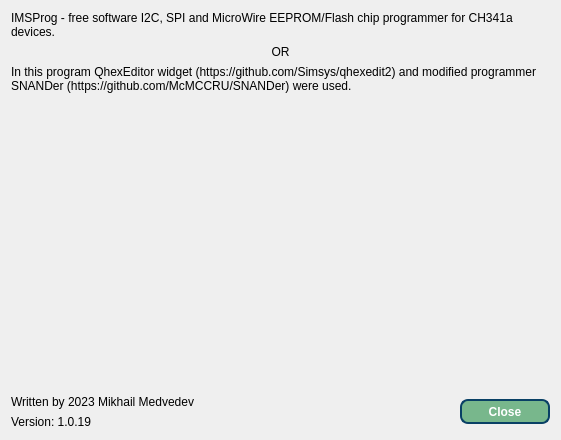
Above: IMSProg_programmer/dialogabout.ui from bigbigmdm/IMSProg before the change. Below: the same form after it.
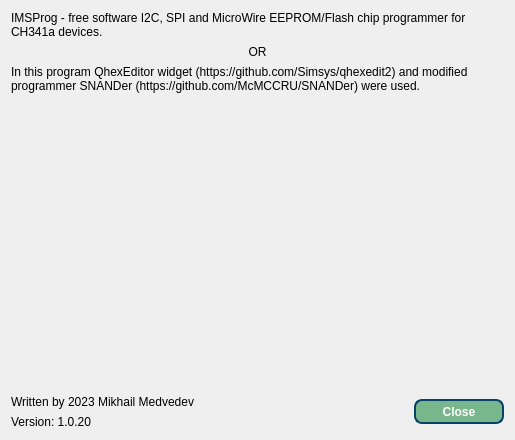
That is the form after the change. Icons and pictures are not drawn.

Patch:
```diff
--- a/IMSProg_programmer/dialogabout.ui
+++ b/IMSProg_programmer/dialogabout.ui
@@ -6,7 +6,7 @@
    <rect>
     <x>0</x>
     <y>0</y>
-    <width>561</width>
+    <width>515</width>
     <height>440</height>
    </rect>
   </property>
@@ -99,7 +99,7 @@
        <item>
         <widget class="QLabel" name="label_5">
          <property name="text">
-          <string>Version: 1.0.19</string>
+          <string>Version: 1.0.20</string>
          </property>
         </widget>
        </item>
```
